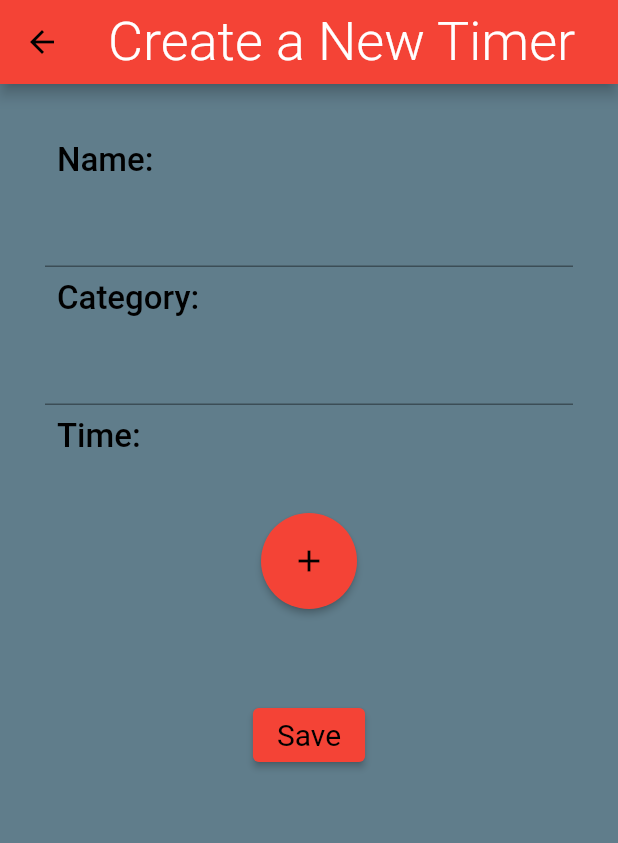
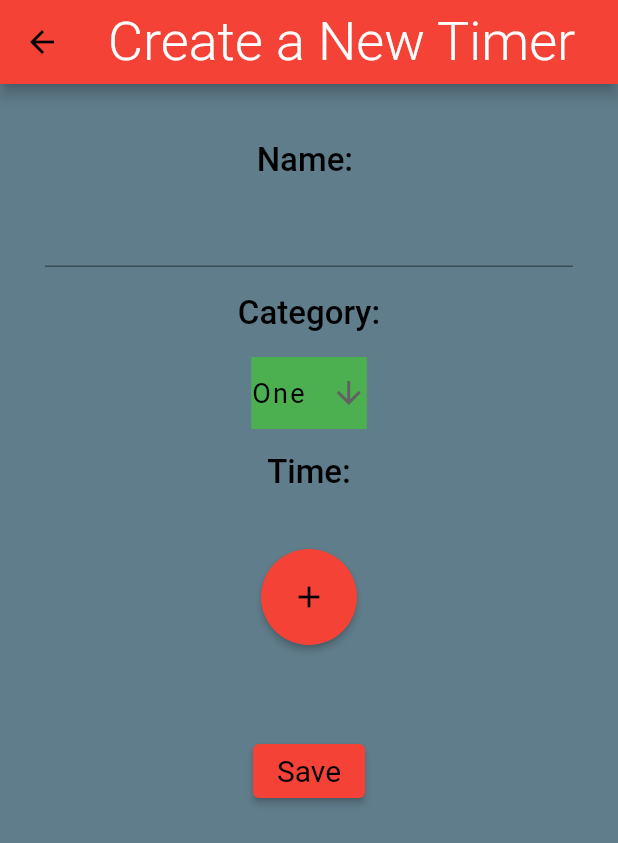
Before and after one commit to BogyMitutoyoCTL/BOGY-App-2023-04, a Flutter app: the screen it shows after launch, after a tap on "Create a New Timer", on a phone screen of 412 x 824 dp. Shown: the top 843 px of the screen. Run offline on Flutter 3.47's test engine with Material 2 defaults, Android fonts, the phone set to English and light mode, and no system bars; our stand-ins replace flutter_local_notifications, permission_handler, shared_preferences; generated files the repository leaves out were written again.

Commit message:
Added a Dropdown List in 'NewTimerCreate'

```diff
--- a/multitimer/lib/CreateTimer.dart
+++ b/multitimer/lib/CreateTimer.dart
@@ -3,6 +3,8 @@ import 'package:flutter_gen/gen_l10n/app_localizations.dart';
 import 'package:multitimer/data/Data.dart';
 
 import 'NewTimerCreate.dart';
+
+const List<String> list = <String>['One', 'Two', 'Three', 'Four'];
 
 class CreateTimer extends StatefulWidget {
   Data data;
@@ -47,16 +49,20 @@ class _CreateTimerState extends State<CreateTimer> {
   }
 
   @override
-  Widget build(BuildContext context) {
+  Widget build(
+    BuildContext context,
+  ) {
+    var list;
     return Scaffold(
       appBar: new AppBar(
           title: new Text(AppLocalizations.of(context)!.newtimer,
               style: Theme.of(context).textTheme.titleLarge)),
       body: ListView(children: [
-        Padding(
+        Center(
+          child: Padding(
             padding: const EdgeInsets.all(30.0),
             child: new Column(
-              crossAxisAlignment: CrossAxisAlignment.start,
+                crossAxisAlignment: CrossAxisAlignment.center,
                 children: [
                   Padding(
                     padding: const EdgeInsets.all(8.0),
@@ -65,7 +71,11 @@ class _CreateTimerState extends State<CreateTimer> {
                       style: Theme.of(context).textTheme.titleMedium,
                     ),
                   ),
-                new TextField(controller: controller),
+                  Container(
+                      width: 500, child: new TextField(controller: controller)),
+                  Container(
+                    height: 10,
+                  ),
                   Padding(
                     padding: const EdgeInsets.all(8.0),
                     child: new Text(
@@ -73,8 +83,17 @@ class _CreateTimerState extends State<CreateTimer> {
                       style: Theme.of(context).textTheme.titleMedium,
                     ),
                   ),
-                new TextField(
-                  controller: controller2,
+                  Padding(
+                    padding: const EdgeInsets.all(8.0), /////////////////
+                    child: DropdownButtonExample(),
+                    /*new DropdownButton(
+                      hint: Text(
+                        "Choose a Category",
+                        style: Theme.of(context).textTheme.bodySmall,
+                      ),
+                      items: list,
+                      onChanged: onChangedDropdown(),
+                    ),*/
                   ),
                   Padding(
                     padding: const EdgeInsets.all(8.0),
@@ -110,13 +129,16 @@ class _CreateTimerState extends State<CreateTimer> {
                         children: [
                           new ElevatedButton(
                               onPressed: onSave,
-                            child: new Text(AppLocalizations.of(context)!.save,
-                                style: Theme.of(context).textTheme.bodySmall)),
+                              child: new Text(
+                                  AppLocalizations.of(context)!.save,
+                                  style:
+                                      Theme.of(context).textTheme.bodySmall)),
                         ],
                       ),
                     ),
                   ),
                 ]),
+          ),
         ),
       ]),
     );
@@ -132,4 +154,47 @@ class _CreateTimerState extends State<CreateTimer> {
 
   List<Widget> extractedChildren = <Widget>[];
   void onSave() {}
+
+  onChangedDropdown() {}
 }
+
+class DropdownButtonExample extends StatefulWidget {
+  const DropdownButtonExample({super.key});
+
+  @override
+  State<DropdownButtonExample> createState() => _DropdownButtonExampleState();
+}
+
+class _DropdownButtonExampleState extends State<DropdownButtonExample> {
+  String dropdownValue = list.first;
+
+  @override
+  Widget build(BuildContext context) {
+    return Container(
+      color: Colors.green, ////Muss verändert werden!!!
+      child: DropdownButton<String>(
+        hint: Text("", style: Theme.of(context).textTheme.labelSmall),
+        value: dropdownValue,
+        dropdownColor: Colors.green, ////Muss verändert werden!!!
+        elevation: 16,
+        icon: Icon(Icons.arrow_downward),
+        style: Theme.of(context).textTheme.labelSmall,
+        underline: Container(
+          height: 20,
+        ),
+        onChanged: (String? value) {
+          // This is called when the user selects an item.
+          setState(() {
+            dropdownValue = value!;
+          });
+        },
+        items: list.map<DropdownMenuItem<String>>((String value) {
+          return DropdownMenuItem<String>(
+            value: value,
+            child: Text(value),
+          );
+        }).toList(),
+      ),
+    );
+  }
+}
```
Lines whose indentation alone changed are shown as unchanged.
